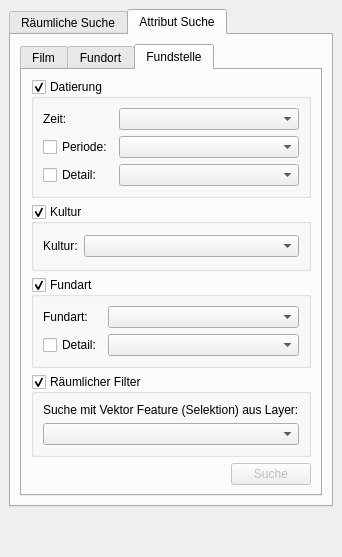
Qt form APIS/forms/apis_search_form.ui (APIS-Luftbildarchiv/APIS) before a commit.
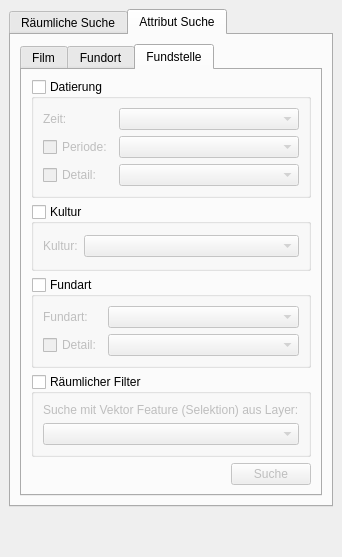
The same form after that commit. Icons and pictures are not drawn. Custom widgets are drawn as their Qt base class.

The edit to the form file:
```diff
--- a/APIS/forms/apis_search_form.ui
+++ b/APIS/forms/apis_search_form.ui
@@ -793,6 +793,9 @@
               <property name="checkable">
                <bool>true</bool>
               </property>
+              <property name="checked">
+               <bool>false</bool>
+              </property>
               <layout class="QGridLayout" name="gridLayout_3">
                <item row="2" column="0">
                 <widget class="QCheckBox" name="uiPeriodDetailsChk">
@@ -859,6 +862,9 @@
               <property name="checkable">
                <bool>true</bool>
               </property>
+              <property name="checked">
+               <bool>false</bool>
+              </property>
               <layout class="QGridLayout" name="gridLayout_4">
                <item row="0" column="1">
                 <widget class="QComboBox" name="uiCultureCombo">
@@ -891,6 +897,9 @@
               <property name="checkable">
                <bool>true</bool>
               </property>
+              <property name="checked">
+               <bool>false</bool>
+              </property>
               <layout class="QGridLayout" name="gridLayout_5">
                <item row="0" column="0">
                 <widget class="QLabel" name="label_11">
@@ -943,6 +952,9 @@
               <property name="checkable">
                <bool>true</bool>
               </property>
+              <property name="checked">
+               <bool>false</bool>
+              </property>
               <layout class="QVBoxLayout" name="verticalLayout_14">
                <item>
                 <widget class="QLabel" name="label_12">
@@ -952,14 +964,7 @@
                 </widget>
                </item>
                <item>
-                <widget class="QgsMapLayerComboBox" name="uiFilterByMapLayerCombo">
-                 <property name="sizePolicy">
-                  <sizepolicy hsizetype="Expanding" vsizetype="Fixed">
-                   <horstretch>0</horstretch>
-                   <verstretch>0</verstretch>
-                  </sizepolicy>
-                 </property>
-                </widget>
+                <widget class="QgsMapLayerComboBox" name="uiFilterByMapLayerCombo"/>
                </item>
               </layout>
              </widget>
```
